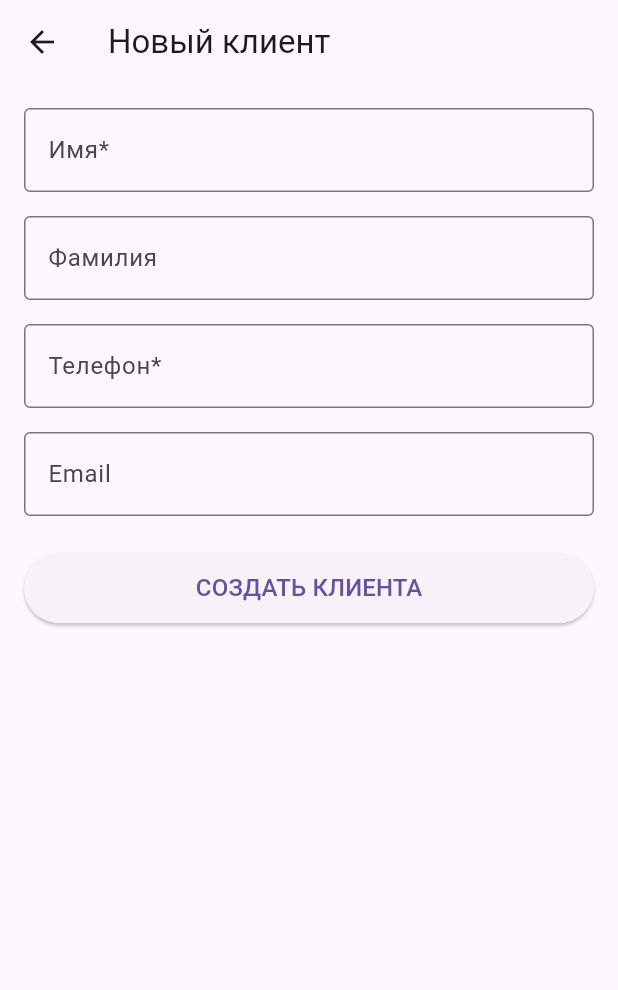
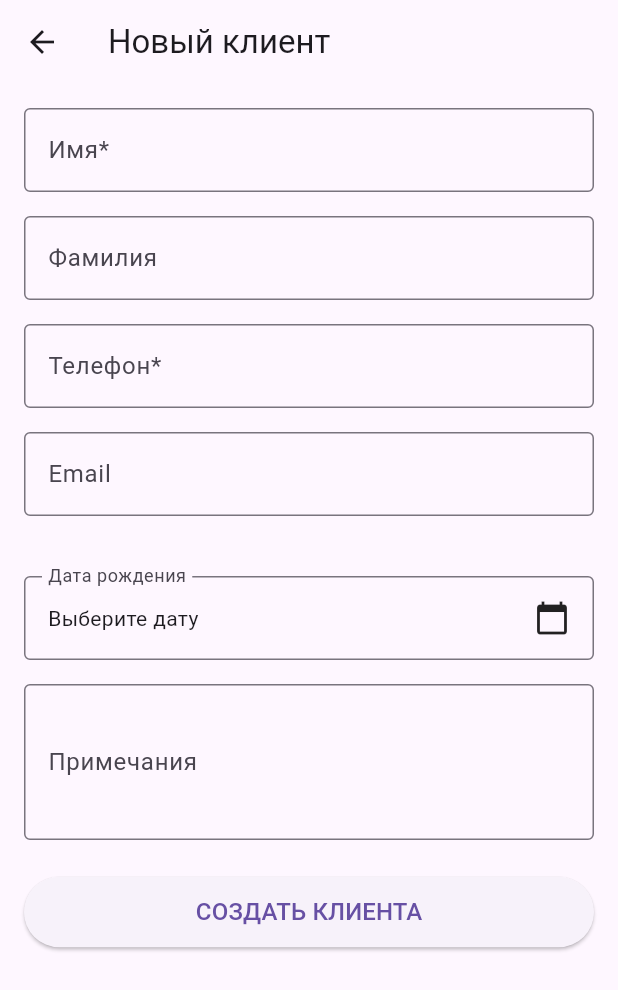
Before and after one commit to green-tmz/NailApps_android, a Flutter app: the ClientFormScreen screen opened directly, on a phone screen of 412 x 824 dp. Shown: the top 990 px of the screen. Run offline on Flutter 3.47's test engine with Material 3 defaults, Android fonts, the phone set to English and light mode, and no system bars; our stand-ins replace mask_text_input_formatter.

Commit message:
Модуль клиенты

```diff
--- a/lib/models/client/client.dart
+++ b/lib/models/client/client.dart
@@ -5,6 +5,8 @@ class Client {
   final String? lastName;
   final String? phone;
   final String? email;
+  final String? notes;
+  final DateTime? birthDate;
 
   Client({
     required this.id,
@@ -13,6 +15,8 @@ class Client {
     this.lastName,
     this.phone,
     this.email,
+    this.notes,
+    this.birthDate,
   });
 
   factory Client.fromJson(Map<String, dynamic> json) {
@@ -23,6 +27,10 @@ class Client {
       lastName: json['last_name'],
       phone: json['phone'],
       email: json['email'],
+      notes: json['notes'],
+      birthDate: json['birth_date'] != null
+          ? DateTime.tryParse(json['birth_date'])
+          : null,
     );
   }
 
@@ -33,6 +41,8 @@ class Client {
       'last_name': lastName,
       'phone': phone,
       'email': email,
+      'notes': notes,
+      'birth_date': birthDate?.toIso8601String(),
     };
   }
 }
--- a/lib/screens/clients/client_form_screen.dart
+++ b/lib/screens/clients/client_form_screen.dart
@@ -20,6 +20,8 @@ class _ClientFormScreenState extends State<ClientFormScreen> {
   late TextEditingController _lastNameController;
   late TextEditingController _phoneController;
   late TextEditingController _emailController;
+  late TextEditingController _notesController;
+  DateTime? _birthDate;
   bool _isLoading = false;
 
   // Маска для телефона
@@ -33,14 +35,43 @@ class _ClientFormScreenState extends State<ClientFormScreen> {
     super.initState();
     _firstNameController = TextEditingController(text: widget.client?.firstName ?? '');
     _lastNameController = TextEditingController(text: widget.client?.lastName ?? '');
-    _phoneController = TextEditingController(text: widget.client?.phone ?? '');
     _emailController = TextEditingController(text: widget.client?.email ?? '');
+    _notesController = TextEditingController(text: widget.client?.notes ?? '');
+    _birthDate = widget.client?.birthDate;
 
-    // Применяем маску к существующему номеру
-    if (widget.client?.phone != null) {
-      _phoneController.text = phoneMaskFormatter.maskText(widget.client!.phone!);
+    _phoneController = TextEditingController();
+
+    WidgetsBinding.instance.addPostFrameCallback((_) {
+      if (widget.client?.phone != null) {
+        _applyPhoneMask(widget.client!.phone!);
+      }
+    });
+  }
+
+  void _applyPhoneMask(String phone) {
+    final cleanPhone = phone.replaceAll(RegExp(r'[^0-9]'), '');
+
+    final formattedPhone = cleanPhone.startsWith('7') && cleanPhone.length == 11
+        ? cleanPhone.substring(1)
+        : cleanPhone;
+
+    _phoneController.text = phoneMaskFormatter.maskText(formattedPhone);
+  }
+
+  Future<void> _selectBirthDate(BuildContext context) async {
+    final DateTime? picked = await showDatePicker(
+      context: context,
+      initialDate: _birthDate ?? DateTime.now(),
+      firstDate: DateTime(1900),
+      lastDate: DateTime.now(),
+    );
+    if (picked != null && picked != _birthDate) {
+      setState(() {
+        _birthDate = picked;
+      });
     }
   }
+
 
   @override
   void dispose() {
@@ -48,6 +79,7 @@ class _ClientFormScreenState extends State<ClientFormScreen> {
     _lastNameController.dispose();
     _phoneController.dispose();
     _emailController.dispose();
+    _notesController.dispose();
     super.dispose();
   }
 
@@ -74,6 +106,8 @@ class _ClientFormScreenState extends State<ClientFormScreen> {
         lastName: _lastNameController.text.isNotEmpty ? _lastNameController.text : null,
         phone: phone,
         email: _emailController.text.isNotEmpty ? _emailController.text : null,
+        notes: _notesController.text.isNotEmpty ? _notesController.text : null,
+        birthDate: _birthDate,
       );
 
       if (widget.client == null) {
@@ -156,6 +190,16 @@ class _ClientFormScreenState extends State<ClientFormScreen> {
                 ),
                 keyboardType: TextInputType.phone,
                 inputFormatters: [phoneMaskFormatter],
+                onChanged: (value) {
+                  // Дополнительная проверка и коррекция ввода
+                  if (value.startsWith('+7 (7')) {
+                    final corrected = value.replaceFirst('+7 (7', '+7 (');
+                    _phoneController.value = _phoneController.value.copyWith(
+                      text: corrected,
+                      selection: TextSelection.collapsed(offset: corrected.length),
+                    );
+                  }
+                },
                 validator: (value) {
                   if (widget.client == null && (value == null || value.isEmpty)) {
                     return 'Поле обязательно для заполнения';
@@ -180,6 +224,38 @@ class _ClientFormScreenState extends State<ClientFormScreen> {
                   }
                   return null;
                 },
+              ),
+              SizedBox(height: 24),
+              SizedBox(height: 16),
+              InkWell(
+                onTap: () => _selectBirthDate(context),
+                child: InputDecorator(
+                  decoration: InputDecoration(
+                    labelText: 'Дата рождения',
+                    border: OutlineInputBorder(),
+                  ),
+                  child: Row(
+                    mainAxisAlignment: MainAxisAlignment.spaceBetween,
+                    children: [
+                      Text(
+                        _birthDate != null
+                            ? '${_birthDate!.day}.${_birthDate!.month}.${_birthDate!.year}'
+                            : 'Выберите дату',
+                      ),
+                      Icon(Icons.calendar_today),
+                    ],
+                  ),
+                ),
+              ),
+              SizedBox(height: 16),
+              TextFormField(
+                controller: _notesController,
+                decoration: InputDecoration(
+                  labelText: 'Примечания',
+                  border: OutlineInputBorder(),
+                ),
+                maxLines: 3,
+                keyboardType: TextInputType.multiline,
               ),
               SizedBox(height: 24),
               _isLoading
```
